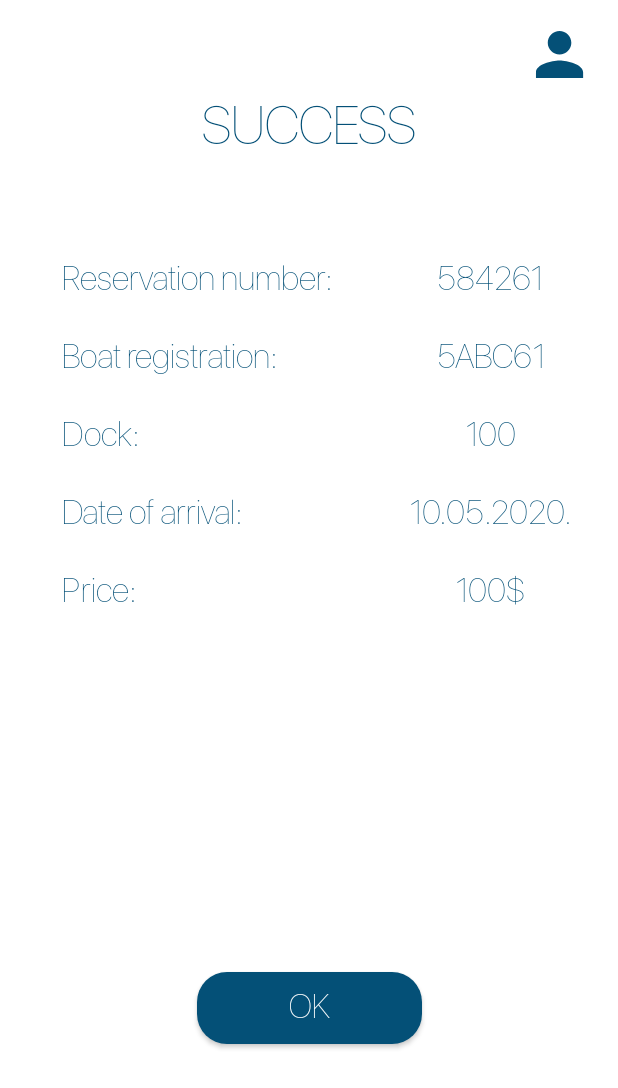
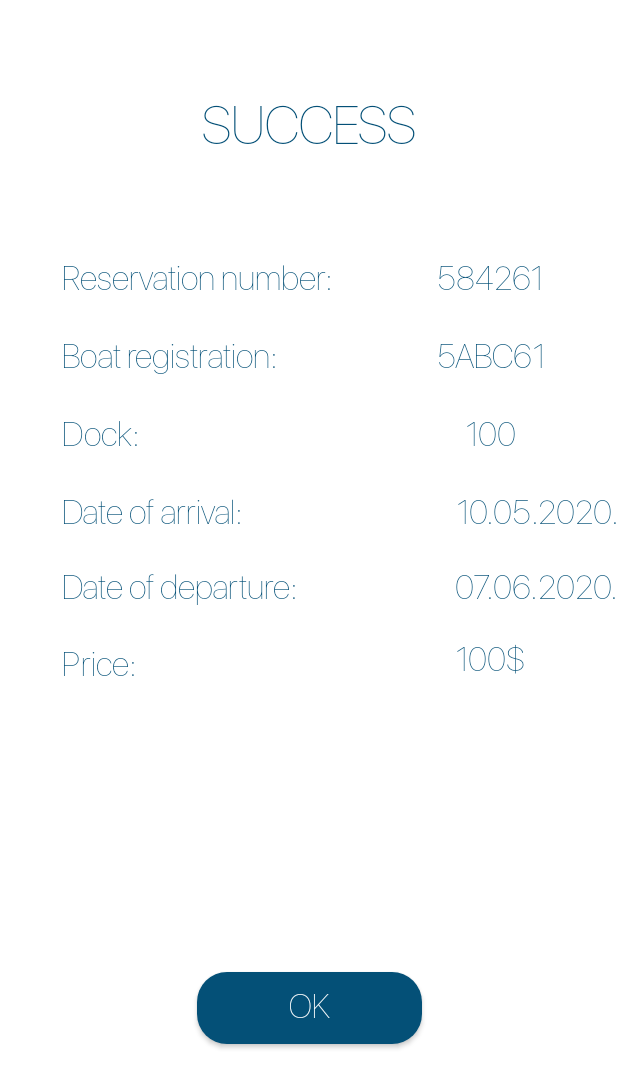
Before and after one commit to Petra2121/SmartMarinaApp, an Android app: the layout fragment_success.xml on its own in the app's theme, with its tools: preview values and no code run, on a phone screen of 412 x 824 dp. Shown: the top 1088 px of the screen. Run offline under Robolectric (Android 15) with nearby library versions, the phone set to English and light mode, and no system bars.

Commit message:
booking success radi

```diff
--- a/app/src/main/java/com/profico/smartmarina/data/model/SendReservationResponse.kt
+++ b/app/src/main/java/com/profico/smartmarina/data/model/SendReservationResponse.kt
@@ -3,5 +3,9 @@ package com.profico.smartmarina.data.model
 import com.squareup.moshi.Json
 
 data class SendReservationResponse (
-    @Json(name = "response") val confirmedReservation : String
+    @Json(name = "data") val confirmedReservation : SendReservationResponseData
 )
+
+data class SendReservationResponseData(
+    @Json (name= "_id") val resid: String
+)
--- a/app/src/main/res/layout/fragment_success.xml
+++ b/app/src/main/res/layout/fragment_success.xml
@@ -24,18 +24,6 @@
         app:layout_constraintStart_toStartOf="parent"
         app:layout_constraintTop_toTopOf="parent" />
 
-
-    <ImageButton
-        android:id="@+id/goToProfile"
-        android:layout_width="35dp"
-        android:layout_height="35dp"
-        android:background="@color/white"
-        android:layout_marginTop="20dp"
-        android:layout_marginEnd="20dp"
-        android:clickable="true"
-        android:src="@drawable/profile_icon_foreground"
-        app:layout_constraintEnd_toEndOf="parent"
-        app:layout_constraintTop_toTopOf="parent" />
 
     <TextView
         android:id="@+id/reservationNum"
@@ -125,7 +113,7 @@
         app:layout_constraintTop_toBottomOf="@+id/boatReg2" />
 
     <TextView
-        android:id="@+id/dateSuc"
+        android:id="@+id/dateASuc"
         android:layout_width="200dp"
         android:layout_height="wrap_content"
         android:layout_marginTop="20dp"
@@ -140,7 +128,7 @@
         app:layout_constraintTop_toBottomOf="@+id/dockID" />
 
     <TextView
-        android:id="@+id/dateSuc2"
+        android:id="@+id/dateASuc2"
         android:layout_width="wrap_content"
         android:layout_height="wrap_content"
         android:layout_marginTop="20dp"
@@ -150,29 +138,57 @@
         android:textColor="@color/blue"
         android:textSize="22sp"
         app:layout_constraintEnd_toEndOf="parent"
-        app:layout_constraintStart_toEndOf="@+id/dateSuc"
+        app:layout_constraintTop_toBottomOf="@+id/dockID2" />
+
+    <TextView
+        android:id="@+id/dateDSuc"
+        android:layout_width="200dp"
+        android:layout_height="wrap_content"
+        android:layout_marginTop="70dp"
+        android:fontFamily="@font/san_francisco"
+        android:text="Date of departure:"
+        android:textColor="@color/blue"
+        android:textSize="22sp"
+        android:textStyle="bold"
+        app:layout_constraintEnd_toEndOf="parent"
+        app:layout_constraintHorizontal_bias="0.194"
+        app:layout_constraintStart_toStartOf="parent"
+        app:layout_constraintTop_toBottomOf="@+id/dockID" />
+
+    <TextView
+        android:id="@+id/dateDSuc2"
+        android:layout_width="wrap_content"
+        android:layout_height="wrap_content"
+        android:layout_marginTop="70dp"
+        android:fontFamily="@font/san_francisco"
+        android:gravity="center_horizontal"
+        android:text="07.06.2020."
+        android:textColor="@color/blue"
+        android:textSize="22sp"
+        app:layout_constraintEnd_toEndOf="parent"
         app:layout_constraintTop_toBottomOf="@+id/dockID2" />
 
     <TextView
         android:id="@+id/priceSuc"
         android:layout_width="200dp"
         android:layout_height="wrap_content"
-        android:layout_marginTop="20dp"
+        android:layout_marginTop="19dp"
         android:fontFamily="@font/san_francisco"
         android:text="Price:"
-        android:textStyle="bold"
         android:textColor="@color/blue"
         android:textSize="22sp"
+        android:textStyle="bold"
         app:layout_constraintEnd_toEndOf="parent"
+
         app:layout_constraintHorizontal_bias="0.194"
         app:layout_constraintStart_toStartOf="parent"
-        app:layout_constraintTop_toBottomOf="@+id/dateSuc" />
+        app:layout_constraintTop_toBottomOf="@+id/dateDSuc" />
 
     <TextView
         android:id="@+id/priceSuc2"
         android:layout_width="wrap_content"
         android:layout_height="wrap_content"
-        android:layout_marginTop="20dp"
+        android:layout_marginTop="16dp"
         android:fontFamily="@font/san_francisco"
         android:gravity="center_horizontal"
         android:text="100$"
@@ -180,7 +196,7 @@
         android:textSize="22sp"
         app:layout_constraintEnd_toEndOf="parent"
         app:layout_constraintStart_toEndOf="@+id/priceSuc"
-        app:layout_constraintTop_toBottomOf="@+id/dateSuc2" />
+        app:layout_constraintTop_toBottomOf="@+id/dateDSuc2" />
 
     <Button
         android:id="@+id/ok_button"
--- a/app/src/main/res/navigation/root_navigation_graph.xml
+++ b/app/src/main/res/navigation/root_navigation_graph.xml
@@ -181,6 +181,9 @@
         <action
             android:id="@+id/action_paymentFragment_to_successFragment"
             app:destination="@id/successFragment" />
+        <argument
+            android:name="resId"
+            app:argType="string"/>
     </fragment>
     <fragment
         android:id="@+id/successFragment"
@@ -190,6 +193,9 @@
         <action
             android:id="@+id/action_successFragment_to_profileFragment"
             app:destination="@id/profileFragment" />
+        <argument
+            android:name="resId"
+            app:argType="string"/>
     </fragment>
     <fragment
         android:id="@+id/newScreenFragment"
```
Also changed, not shown: app/src/main/java/com/profico/smartmarina/data/Repository.kt (+30 -1 lines), app/src/main/java/com/profico/smartmarina/data/model/SuccessRequest.kt (added, +7 -0 lines), app/src/main/java/com/profico/smartmarina/data/model/SuccessResponse.kt (added, +20 -0 lines), app/src/main/java/com/profico/smartmarina/data/remote/ApiService.kt (+6 -9 lines), app/src/main/java/com/profico/smartmarina/ui/MapFragment.kt (+10 -12 lines), app/src/main/java/com/profico/smartmarina/ui/PaymentFragment.kt (+4 -4 lines), app/src/main/java/com/profico/smartmarina/ui/SuccessFragment.kt (+18 -8 lines).
